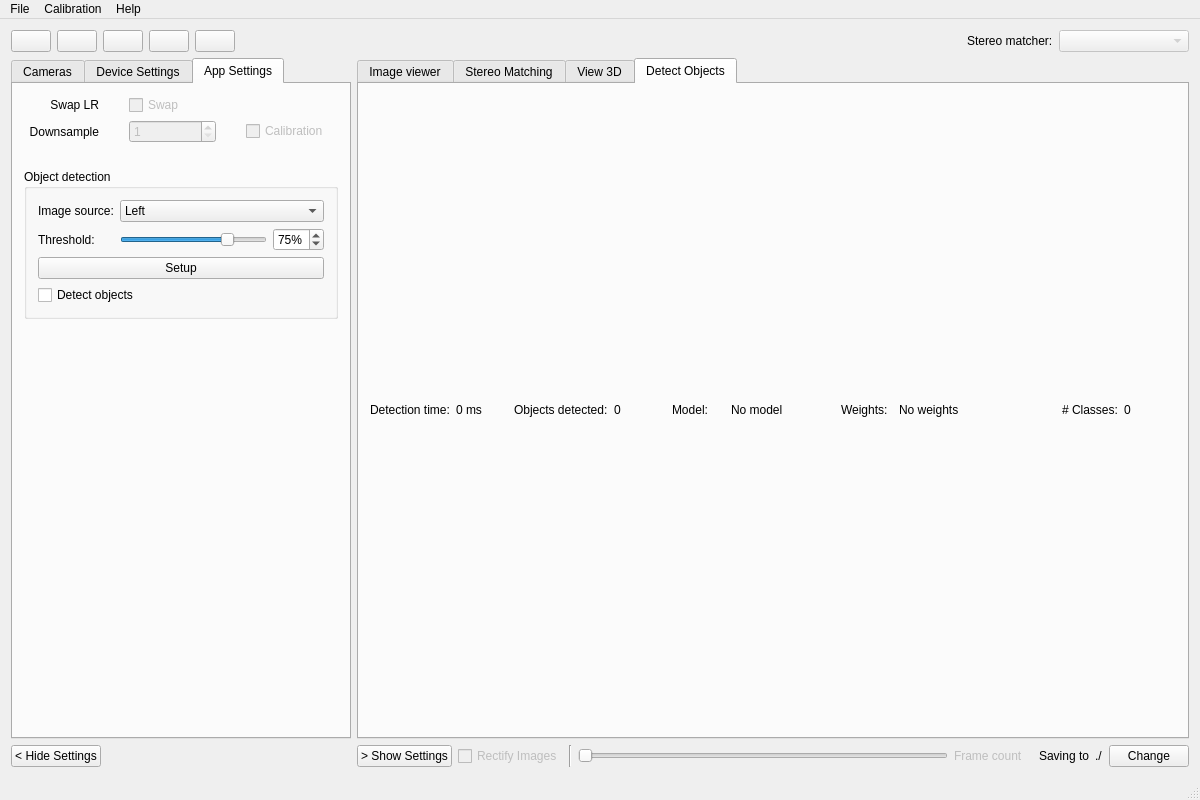
Old version of the form src/mainwindow.ui in the repository i3drobotics/stereo-vision-toolkit.
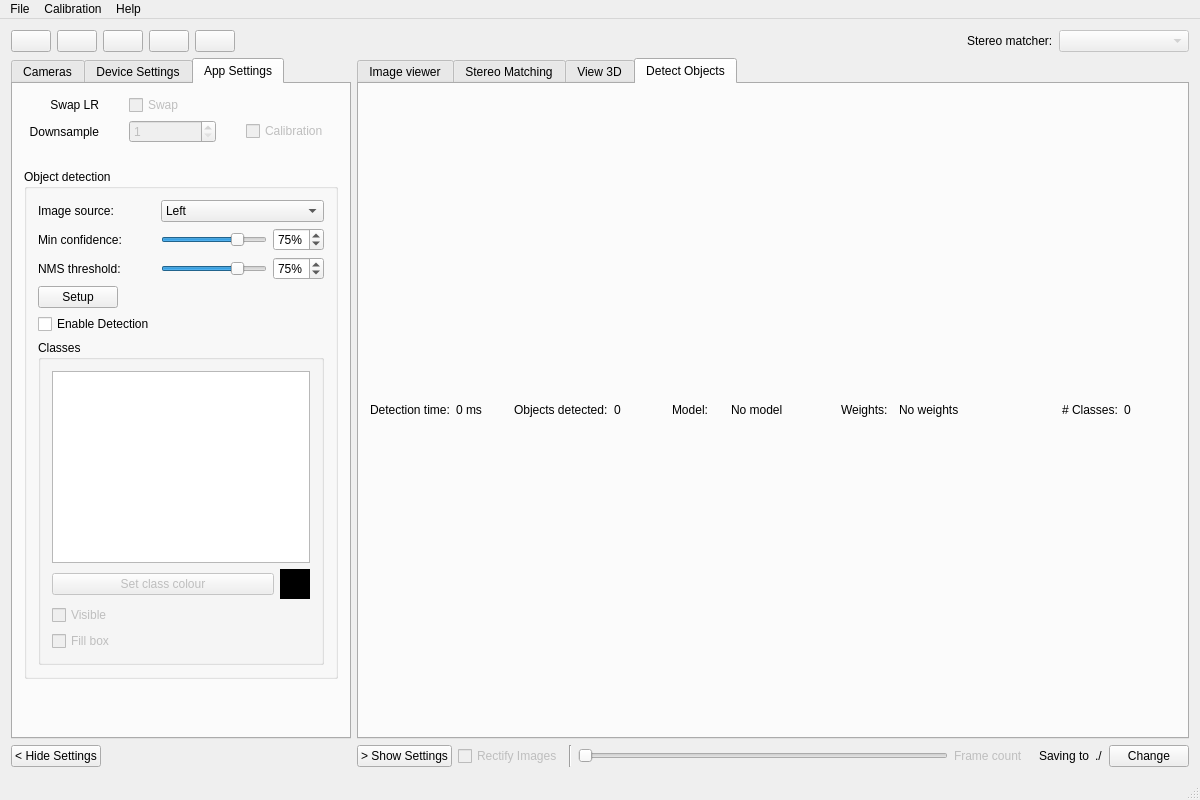
New version of the form.

Commit message: add support for bounding box colour, fill and visibility

What changed in the file:
```diff
--- a/src/mainwindow.ui
+++ b/src/mainwindow.ui
@@ -1157,6 +1157,8 @@
                  </item>
                 </layout>
                </item>
+              </layout>
+             </item>
                <item>
                 <widget class="QGroupBox" name="groupBox">
                  <property name="title">
@@ -1187,7 +1189,7 @@
                   <item row="1" column="0">
                    <widget class="QLabel" name="label_16">
                     <property name="text">
-                     <string>Threshold:</string>
+                   <string>Min confidence:</string>
                     </property>
                    </widget>
                   </item>
@@ -1215,24 +1217,121 @@
                     </item>
                    </layout>
                   </item>
-                  <item row="2" column="0" colspan="2">
+                <item row="2" column="0">
+                 <widget class="QLabel" name="label_9">
+                  <property name="text">
+                   <string>NMS threshold:</string>
+                  </property>
+                 </widget>
+                </item>
+                <item row="2" column="1">
+                 <layout class="QHBoxLayout" name="horizontalLayout_5">
+                  <item>
+                   <widget class="QSlider" name="nmsThresholdSlider">
+                    <property name="value">
+                     <number>75</number>
+                    </property>
+                    <property name="orientation">
+                     <enum>Qt::Horizontal</enum>
+                    </property>
+                   </widget>
+                  </item>
+                  <item>
+                   <widget class="QSpinBox" name="nmsThresholdSpinbox">
+                    <property name="suffix">
+                     <string>%</string>
+                    </property>
+                    <property name="value">
+                     <number>75</number>
+                    </property>
+                   </widget>
+                  </item>
+                 </layout>
+                </item>
+                <item row="3" column="0">
                    <widget class="QPushButton" name="detectionSetupButton">
                     <property name="text">
                      <string>Setup</string>
                     </property>
                    </widget>
                   </item>
-                  <item row="3" column="0" colspan="2">
+                <item row="4" column="0">
                    <widget class="QCheckBox" name="detectionCheckBox">
                     <property name="text">
-                     <string>Detect objects</string>
+                   <string>Enable Detection</string>
                     </property>
                    </widget>
                   </item>
-                 </layout>
-                </widget>
-               </item>
-              </layout>
+                <item row="5" column="0" colspan="2">
+                 <widget class="QGroupBox" name="groupBox_2">
+                  <property name="title">
+                   <string>Classes</string>
+                  </property>
+                  <layout class="QVBoxLayout" name="verticalLayout_12">
+                   <item>
+                    <widget class="QListWidget" name="classListWidget"/>
+                   </item>
+                   <item>
+                    <layout class="QHBoxLayout" name="horizontalLayout_2">
+                     <item>
+                      <widget class="QPushButton" name="setClassColourButton">
+                       <property name="enabled">
+                        <bool>false</bool>
+                       </property>
+                       <property name="text">
+                        <string>Set class colour</string>
+                       </property>
+                      </widget>
+                     </item>
+                     <item>
+                      <widget class="QLabel" name="classColourLabel">
+                       <property name="minimumSize">
+                        <size>
+                         <width>30</width>
+                         <height>30</height>
+                        </size>
+                       </property>
+                       <property name="maximumSize">
+                        <size>
+                         <width>30</width>
+                         <height>30</height>
+                        </size>
+                       </property>
+                       <property name="styleSheet">
+                        <string notr="true">background:black</string>
+                       </property>
+                       <property name="text">
+                        <string/>
+                       </property>
+                      </widget>
+                     </item>
+                    </layout>
+                   </item>
+                   <item>
+                    <widget class="QCheckBox" name="setClassVisibleButton">
+                     <property name="enabled">
+                      <bool>false</bool>
+                     </property>
+                     <property name="text">
+                      <string>Visible</string>
+                     </property>
+                    </widget>
+                   </item>
+                   <item>
+                    <widget class="QCheckBox" name="setClassFilledButton">
+                     <property name="enabled">
+                      <bool>false</bool>
+                     </property>
+                     <property name="text">
+                      <string>Fill box</string>
+                     </property>
+                    </widget>
+                   </item>
+                  </layout>
+                 </widget>
+                </item>
+               </layout>
+              </widget>
              </item>
              <item>
               <spacer name="verticalSpacer_4">
```
Lines whose indentation alone changed are shown as unchanged. The commit also changes 4 other files.
